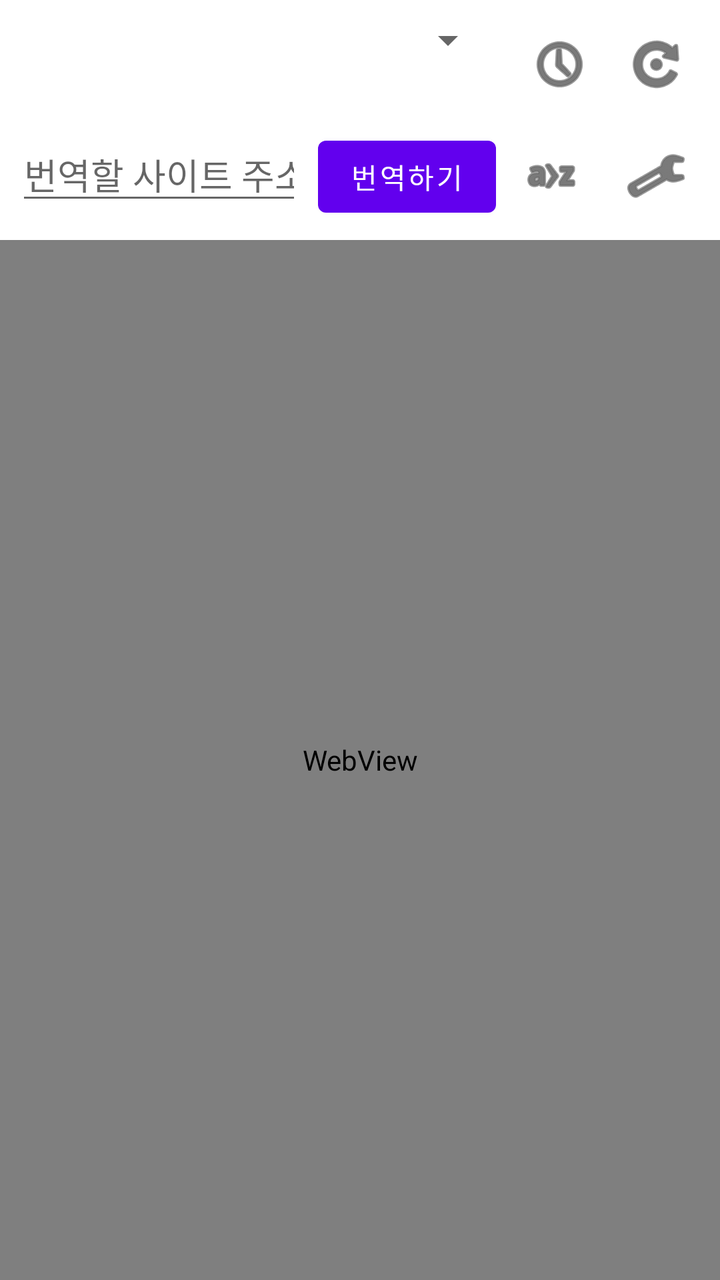
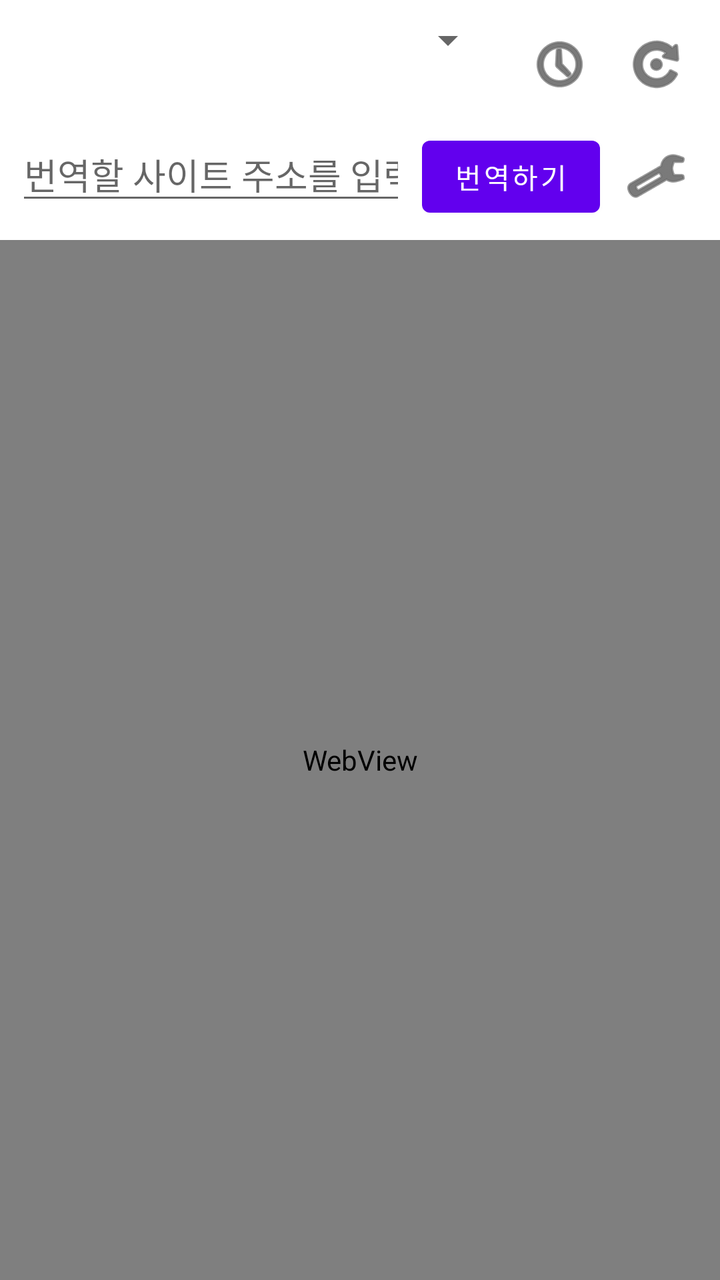

Compare the two renders of this Android layout. The source of the first and the diff that turns it into the second are given below.
<!-- AndroidManifest.xml: application theme Theme.TranslateApp -->
<!-- res/layout/activity_main.xml -->
<?xml version="1.0" encoding="utf-8"?>
<LinearLayout xmlns:android="http://schemas.android.com/apk/res/android"
    android:layout_width="match_parent"
    android:layout_height="match_parent"
    android:orientation="vertical">

    <LinearLayout
        android:layout_width="match_parent"
        android:layout_height="wrap_content"
        android:orientation="horizontal"
        android:paddingStart="8dp"
        android:paddingTop="8dp"
        android:paddingEnd="8dp">

        <Spinner
            android:id="@+id/spinnerSourceLang"
            android:layout_width="0dp"
            android:layout_height="wrap_content"
            android:layout_weight="1" />

        
        <TextView
            android:id="@+id/textTargetLangFixed"
            android:layout_width="wrap_content"
            android:layout_height="wrap_content"
            android:layout_gravity="center_vertical"
            android:paddingStart="4dp"
            android:paddingEnd="4dp" />

        
        <ImageButton
            android:id="@+id/btnHistory"
            android:layout_width="wrap_content"
            android:layout_height="wrap_content"
            android:background="?attr/selectableItemBackgroundBorderless"
            android:contentDescription="@string/btn_history"
            android:padding="8dp"
            android:src="@android:drawable/ic_menu_recent_history"
            android:tint="?android:attr/textColorPrimary" />

        <ImageButton
            android:id="@+id/btnCheckUpdate"
            android:layout_width="wrap_content"
            android:layout_height="wrap_content"
            android:background="?attr/selectableItemBackgroundBorderless"
            android:contentDescription="@string/btn_check_update"
            android:padding="8dp"
            android:src="@android:drawable/ic_menu_rotate"
            android:tint="?android:attr/textColorPrimary" />

    </LinearLayout>

    <LinearLayout
        android:layout_width="match_parent"
        android:layout_height="wrap_content"
        android:orientation="horizontal"
        android:padding="8dp">

        <EditText
            android:id="@+id/editUrl"
            android:layout_width="0dp"
            android:layout_height="wrap_content"
            android:layout_weight="1"
            android:hint="@string/hint_url"
            android:imeOptions="actionGo"
            android:inputType="textUri"
            android:singleLine="true" />

        <Button
            android:id="@+id/btnTranslate"
            android:layout_width="wrap_content"
            android:layout_height="wrap_content"
            android:layout_marginStart="8dp"
            android:text="@string/btn_translate" />

        <ImageButton
            android:id="@+id/btnGlossary"
            android:layout_width="wrap_content"
            android:layout_height="wrap_content"
            android:layout_marginStart="4dp"
            android:background="?attr/selectableItemBackgroundBorderless"
            android:contentDescription="@string/btn_glossary"
            android:padding="8dp"
            android:src="@android:drawable/ic_menu_sort_alphabetically"
            android:tint="?android:attr/textColorPrimary" />

        <ImageButton
            android:id="@+id/btnLlmSettings"
            android:layout_width="wrap_content"
            android:layout_height="wrap_content"
            android:layout_marginStart="4dp"
            android:background="?attr/selectableItemBackgroundBorderless"
            android:contentDescription="@string/btn_llm_settings"
            android:padding="8dp"
            android:src="@android:drawable/ic_menu_manage"
            android:tint="?android:attr/textColorPrimary" />

    </LinearLayout>

    <ProgressBar
        android:id="@+id/progressBar"
        style="?android:attr/progressBarStyleHorizontal"
        android:layout_width="match_parent"
        android:layout_height="wrap_content"
        android:indeterminate="true"
        android:visibility="gone" />

    <WebView
        android:id="@+id/webView"
        android:layout_width="match_parent"
        android:layout_height="0dp"
        android:layout_weight="1" />

</LinearLayout>
<!-- resources referenced by this layout -->
<resources>
  <string name="btn_check_update">업데이트</string>
  <string name="btn_glossary">용어집</string>
  <string name="btn_history">기록</string>
  <string name="btn_llm_settings">LLM 설정</string>
  <string name="btn_translate">번역하기</string>
  <string name="hint_url">번역할 사이트 주소를 입력하세요</string>
  <style name="Theme.TranslateApp" parent="Theme.MaterialComponents.DayNight.NoActionBar" />
</resources>

<!-- the commit's change to res/layout/activity_main.xml (unified diff, before → after) -->
@@ -73,24 +73,14 @@
             android:layout_marginStart="8dp"
             android:text="@string/btn_translate" />
 
+        
         <ImageButton
-            android:id="@+id/btnGlossary"
+            android:id="@+id/btnSettings"
             android:layout_width="wrap_content"
             android:layout_height="wrap_content"
             android:layout_marginStart="4dp"
             android:background="?attr/selectableItemBackgroundBorderless"
-            android:contentDescription="@string/btn_glossary"
-            android:padding="8dp"
-            android:src="@android:drawable/ic_menu_sort_alphabetically"
-            android:tint="?android:attr/textColorPrimary" />
-
-        <ImageButton
-            android:id="@+id/btnLlmSettings"
-            android:layout_width="wrap_content"
-            android:layout_height="wrap_content"
-            android:layout_marginStart="4dp"
-            android:background="?attr/selectableItemBackgroundBorderless"
-            android:contentDescription="@string/btn_llm_settings"
+            android:contentDescription="@string/btn_settings"
             android:padding="8dp"
             android:src="@android:drawable/ic_menu_manage"
             android:tint="?android:attr/textColorPrimary" />
<!-- resource entries referenced after the edit -->
@@ -1,9 +1,8 @@
 <!-- resources referenced by this layout -->
 <resources>
   <string name="btn_check_update">업데이트</string>
-  <string name="btn_glossary">용어집</string>
   <string name="btn_history">기록</string>
-  <string name="btn_llm_settings">LLM 설정</string>
+  <string name="btn_settings">설정</string>
   <string name="btn_translate">번역하기</string>
   <string name="hint_url">번역할 사이트 주소를 입력하세요</string>
   <style name="Theme.TranslateApp" parent="Theme.MaterialComponents.DayNight.NoActionBar" />
